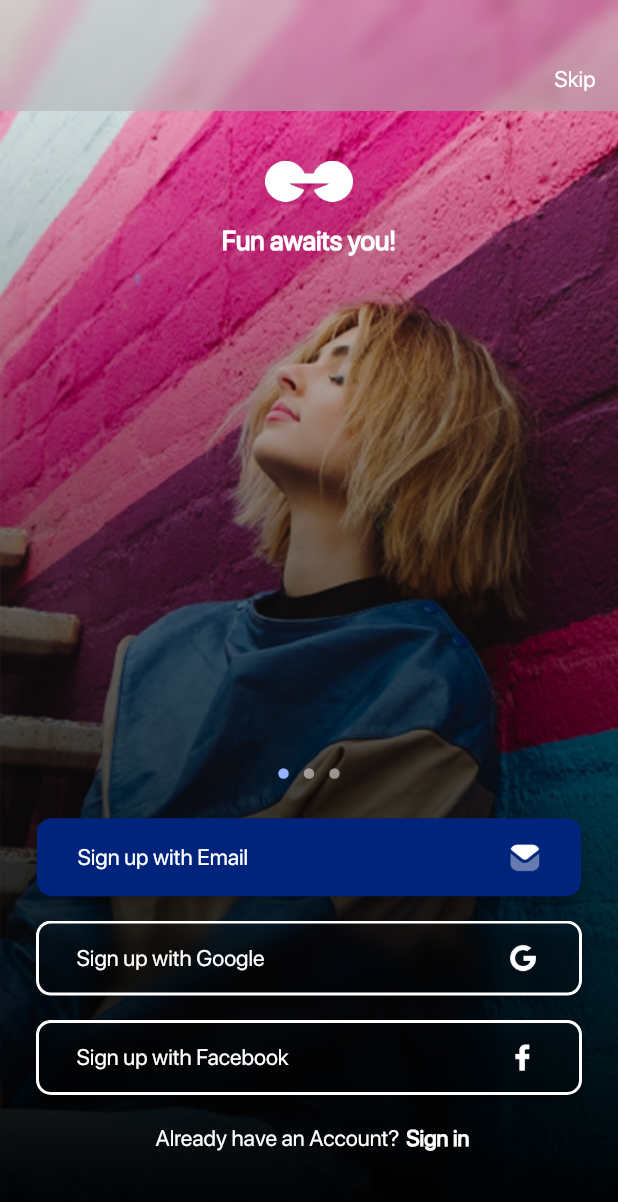
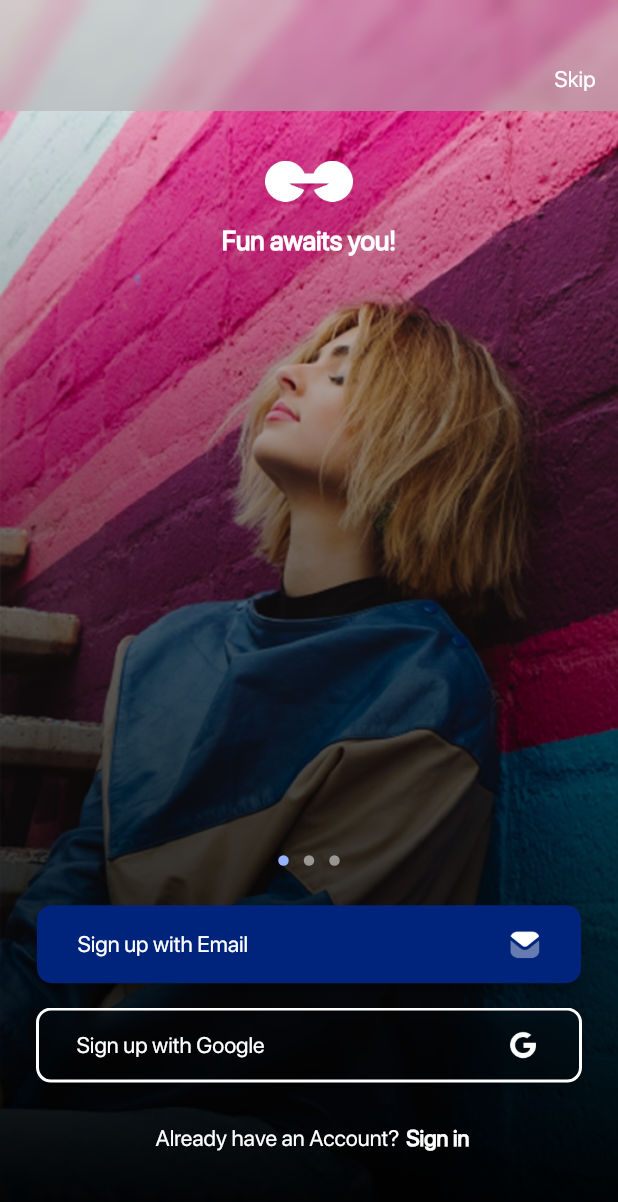
Before and after one commit to hoshistech/ibloov, a Flutter app: the screen it shows after launch, on a phone screen of 412 x 824 dp. Shown: the top 1202 px of the screen. Run offline on Flutter 3.47's test engine with Material 2 defaults, Android fonts, the phone set to English and light mode, and no system bars; drawn by our look-alikes of carousel_slider; our stand-ins replace cached_network_image, contained_tab_bar_view, country_code_picker, curved_navigation_bar, expansion_tile_card, firebase_auth and 18 more; missing offline and left inert: add_2_calendar, bottom_sheet, dropdown_below, fdottedline, social_share; accounts and stored records are empty; key blocks and very long unbroken strings in the code were emptied for the run.

Commit message:
Code clean up Added placeholder images for events removed facebook auth

```diff
--- a/lib/Activity/ExploreEvents.dart
+++ b/lib/Activity/ExploreEvents.dart
@@ -552,7 +552,7 @@
                                 decoration: BoxDecoration(
                                   image: DecorationImage(
                                     fit: BoxFit.cover,
-                                    image: Methods.getImage(dataArray[item]['banner'], 'placeholder'),
+                                    image: Methods.getSmallEventCardImage(dataArray[item]['banner']),
                                   ),
                                 )
                             ),
@@ -952,7 +952,7 @@
                                       decoration: BoxDecoration(
                                         image: DecorationImage(
                                           fit: BoxFit.cover,
-                                          image: Methods.getImage(dataArray[item]['banner'], 'placeholder'),
+                                          image: Methods.getSmallEventCardImage(dataArray[item]['banner']),
                                         ),
                                       )
                                     ),
--- a/lib/Activity/Home.dart
+++ b/lib/Activity/Home.dart
@@ -75,7 +75,7 @@
     return Scaffold(
         extendBody: true,
         body: WillPopScope(
-          child: body,
+          child: body ?? SizedBox(),
           onWillPop: onWillPop
         ),
         bottomNavigationBar: CurvedNavigationBar(
--- a/lib/Activity/Onboarding.dart
+++ b/lib/Activity/Onboarding.dart
@@ -341,57 +341,57 @@
                       Container(
                         height: height * 0.01,
                       ),
-                      Container(
-                        child: Card(
-                          color: Colors.transparent,
-                          elevation: 3.0,
-                          child: ClipRect(
-                            child: BackdropFilter(
-                              filter: ImageFilter.blur(sigmaX: 5.0, sigmaY: 5.0),
-                              child: Container(
-                                width: width * 0.9,
-                                height: 50.0,
-                                decoration: new BoxDecoration(
-                                  color: Colors.white.withOpacity(0.0),
-                                  border: new Border.all(color: Colors.white, width: 2.0),
-                                  borderRadius: new BorderRadius.circular(10.0),
-                                ),
-                                child: InkWell(
-                                  onTap: (){
-                                    Methods.showComingSoon();
-                                    //Methods.showToast("Sign up with Facebook");
-                                  },
-                                  child: Padding(
-                                    padding: EdgeInsets.fromLTRB(25.0, 10.0, 25.0, 10.0),
-                                    child: Row(
-                                      children: [
-                                        Text(
-                                          'Sign up with Facebook',
-                                          textAlign: TextAlign.left,
-                                          style: TextStyle(
-                                            fontFamily: 'SF_Pro_600',
-                                            decoration: TextDecoration.none,
-                                            fontSize: 15.0,
-                                            fontWeight: FontWeight.normal,
-                                            color: ColorList.colorAccent,
-                                          ),
-                                        ),
-                                        Spacer(),
-                                        Image.asset(
-                                          'assets/images/fb.png',
-                                          width: 25.0,
-                                          height: 25.0,
-                                        ),
-                                      ],
-                                    ),
-                                  ),
-                                ),
-                              ),
-                            ),
-                          ),
-                        ),
-
-                      ),
+                      // Container(
+                      //   child: Card(
+                      //     color: Colors.transparent,
+                      //     elevation: 3.0,
+                      //     child: ClipRect(
+                      //       child: BackdropFilter(
+                      //         filter: ImageFilter.blur(sigmaX: 5.0, sigmaY: 5.0),
+                      //         child: Container(
+                      //           width: width * 0.9,
+                      //           height: 50.0,
+                      //           decoration: new BoxDecoration(
+                      //             color: Colors.white.withOpacity(0.0),
+                      //             border: new Border.all(color: Colors.white, width: 2.0),
+                      //             borderRadius: new BorderRadius.circular(10.0),
+                      //           ),
+                      //           child: InkWell(
+                      //             onTap: (){
+                      //               Methods.showComingSoon();
+                      //               //Methods.showToast("Sign up with Facebook");
+                      //             },
+                      //             child: Padding(
+                      //               padding: EdgeInsets.fromLTRB(25.0, 10.0, 25.0, 10.0),
+                      //               child: Row(
+                      //                 children: [
+                      //                   Text(
+                      //                     'Sign up with Facebook',
+                      //                     textAlign: TextAlign.left,
+                      //                     style: TextStyle(
+                      //                       fontFamily: 'SF_Pro_600',
+                      //                       decoration: TextDecoration.none,
+                      //                       fontSize: 15.0,
+                      //                       fontWeight: FontWeight.normal,
+                      //                       color: ColorList.colorAccent,
+                      //                     ),
+                      //                   ),
+                      //                   Spacer(),
+                      //                   Image.asset(
+                      //                     'assets/images/fb.png',
+                      //                     width: 25.0,
+                      //                     height: 25.0,
+                      //                   ),
+                      //                 ],
+                      //               ),
+                      //             ),
+                      //           ),
+                      //         ),
+                      //       ),
+                      //     ),
+                      //   ),
+                      //
+                      // ),
                       if(Platform.isIOS)
                         Container(
                         height: height * 0.01,
```
Also changed, not shown: lib/Activity/EventDetails.dart (+5 -3 lines), lib/Activity/ExtraTicketRegistration.dart (+18 -12 lines), lib/Activity/Login.dart (+38 -38 lines), lib/Activity/SelectTicket.dart (+40 -27 lines), lib/Activity/Splash.dart (+19 -23 lines), lib/Constants/ApiCalls.dart (+22 -17 lines), lib/Constants/Methods.dart (+20 -2 lines), lib/Utils/PaymentFrame.dart (+5 -4 lines), assets/images/event_large.png (added), assets/images/event_small.png (added), pubspec.lock, 1 other file.
